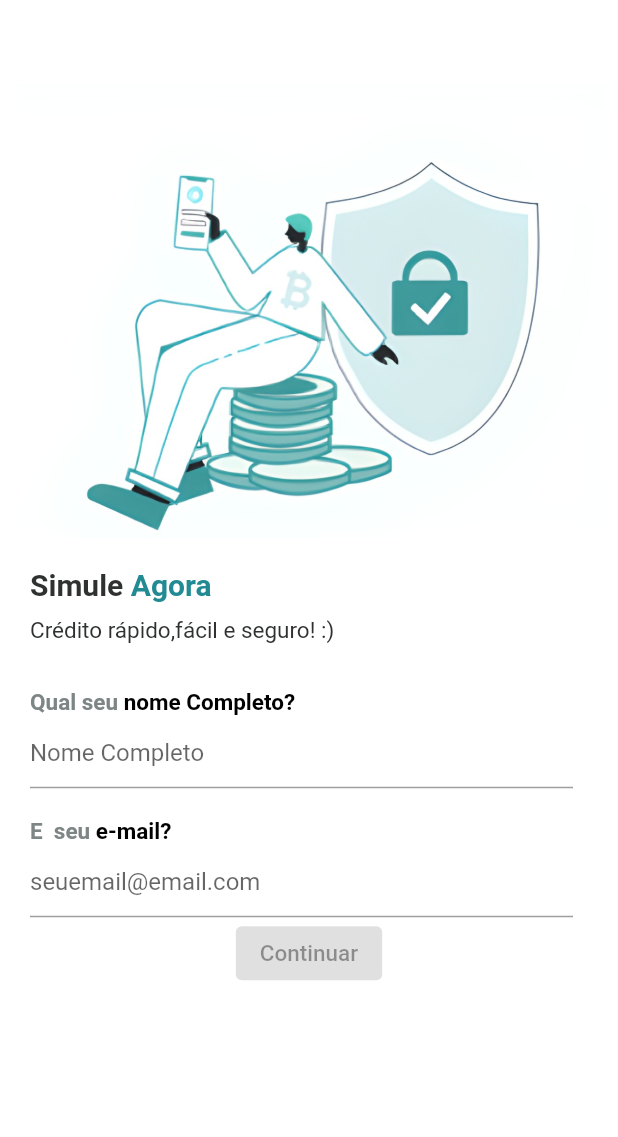
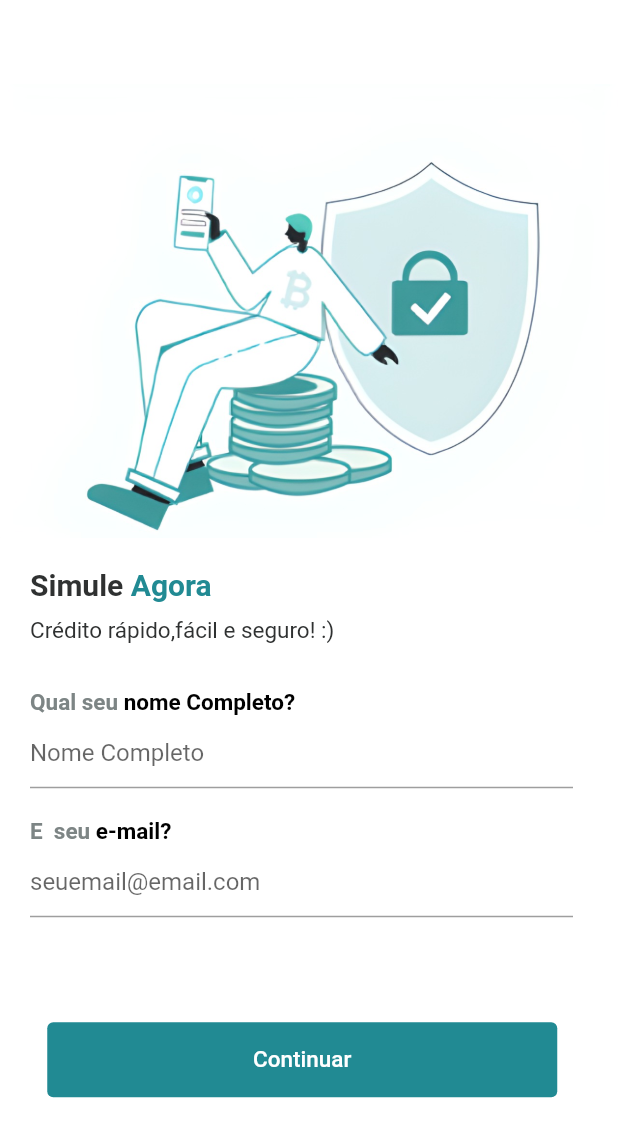
Before and after one commit to juliane-maria/credit-simulator, a Flutter app: the screen it shows after launch, on a phone screen of 412 x 824 dp. Shown: the top 1137 px of the screen. Run offline on Flutter 3.47's test engine with Material 2 defaults, Android fonts, the phone set to English and light mode, and no system bars.

Commit message:
feat: implementei button_component

```diff
--- a/lib/components/button_component.dart
+++ b/lib/components/button_component.dart
@@ -13,11 +13,28 @@ class ButtonComponent extends StatelessWidget {
     return Center(
       child: Column(
         children: <Widget>[
-          ElevatedButton(
-            onPressed: null,
-            child: Text(
-              buttonText,
-              style: TextStyle(fontSize: 15),
+          Padding(
+            padding: const EdgeInsets.only(top: 70, right: 9),
+            child: SizedBox(
+              width: 340,
+              height: 50,
+              child: ElevatedButton(
+                style: ButtonStyle(
+                  backgroundColor: MaterialStateProperty.all<Color>(
+                    Color.fromARGB(
+                      255,
+                      33,
+                      138,
+                      147,
+                    ),
+                  ),
+                ),
+                onPressed: null,
+                child: Text(
+                  buttonText,
+                  style: const TextStyle(fontSize: 15, color: Colors.white),
+                ),
+              ),
             ),
           )
         ],
```
